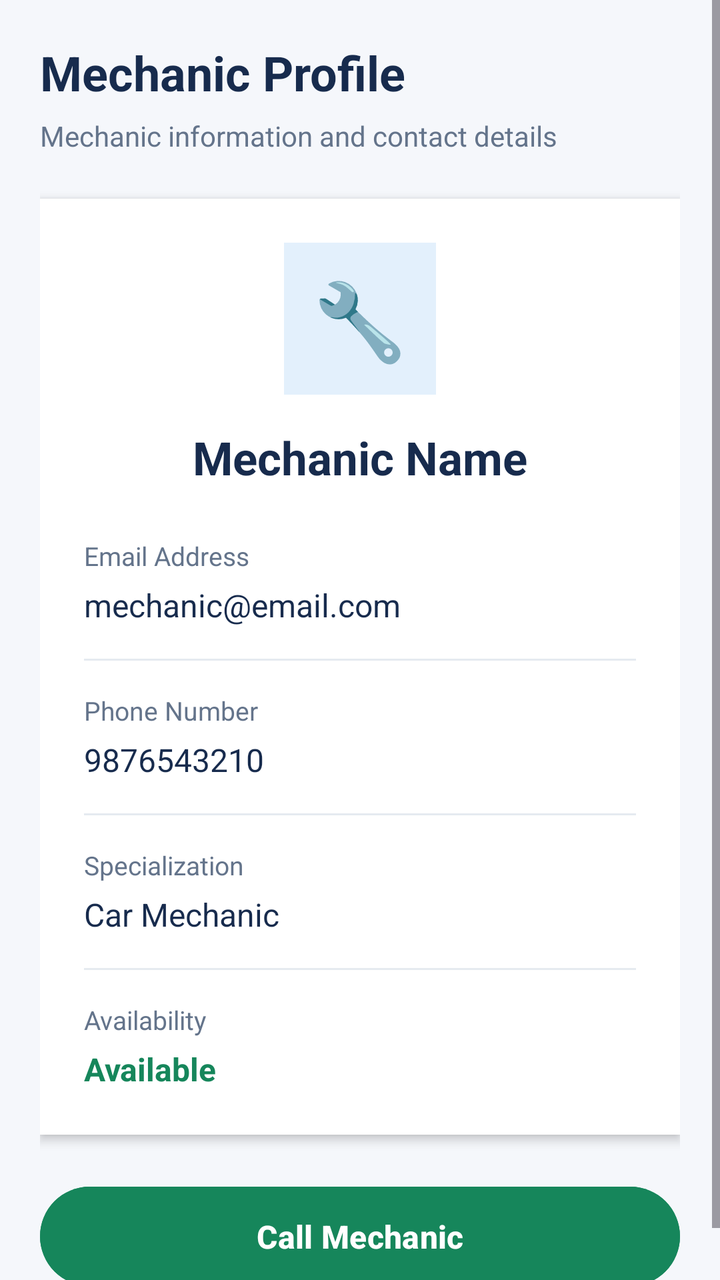
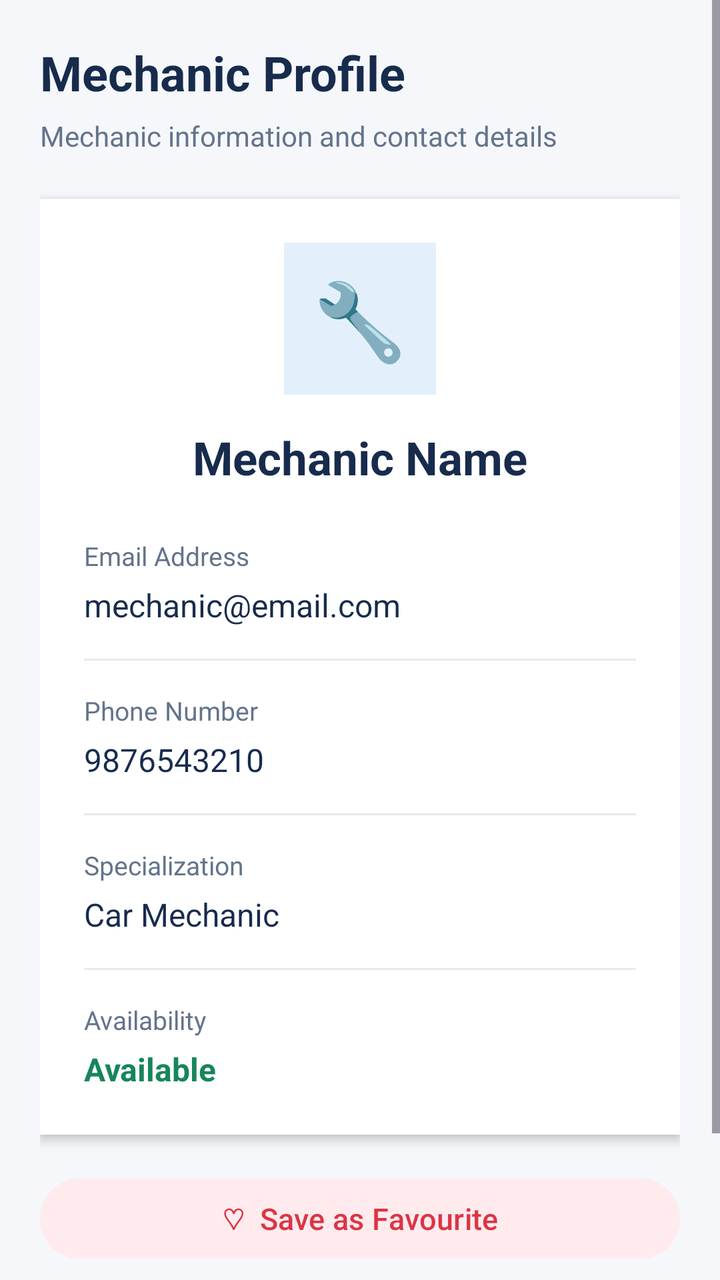

Screens rendered from an Android XML layout before and after an edit, with the pre-edit source and the edit as a unified diff.
<!-- AndroidManifest.xml: application theme Theme.RoadsideAssistance -->
<!-- res/layout/activity_mechanic_profile.xml -->
<?xml version="1.0" encoding="utf-8"?>
<ScrollView xmlns:android="http://schemas.android.com/apk/res/android"
    android:layout_width="match_parent"
    android:layout_height="match_parent"
    android:background="#F5F7FB"
    android:fillViewport="true">

    <LinearLayout
        android:layout_width="match_parent"
        android:layout_height="wrap_content"
        android:orientation="vertical"
        android:padding="20dp">

        <TextView
            android:layout_width="match_parent"
            android:layout_height="wrap_content"
            android:text="Mechanic Profile"
            android:textColor="#172B4D"
            android:textSize="24sp"
            android:textStyle="bold" />

        <TextView
            android:layout_width="match_parent"
            android:layout_height="wrap_content"
            android:layout_marginTop="6dp"
            android:layout_marginBottom="22dp"
            android:text="Mechanic information and contact details"
            android:textColor="#64748B"
            android:textSize="14sp" />

        <LinearLayout
            android:layout_width="match_parent"
            android:layout_height="wrap_content"
            android:background="#FFFFFF"
            android:elevation="3dp"
            android:orientation="vertical"
            android:padding="22dp">

            <TextView
                android:layout_width="76dp"
                android:layout_height="76dp"
                android:layout_gravity="center"
                android:background="#E3F0FC"
                android:gravity="center"
                android:text="🔧"
                android:textSize="38sp" />

            <TextView
                android:id="@+id/tvMechanicName"
                android:layout_width="match_parent"
                android:layout_height="wrap_content"
                android:layout_marginTop="16dp"
                android:gravity="center"
                android:text="Mechanic Name"
                android:textColor="#172B4D"
                android:textSize="23sp"
                android:textStyle="bold" />

            <TextView
                android:layout_width="match_parent"
                android:layout_height="wrap_content"
                android:layout_marginTop="25dp"
                android:text="Email Address"
                android:textColor="#64748B"
                android:textSize="13sp" />

            <TextView
                android:id="@+id/tvMechanicEmail"
                android:layout_width="match_parent"
                android:layout_height="wrap_content"
                android:layout_marginTop="5dp"
                android:text="mechanic@email.com"
                android:textColor="#172B4D"
                android:textSize="16sp" />

            <View
                android:layout_width="match_parent"
                android:layout_height="1dp"
                android:layout_marginTop="16dp"
                android:background="#E5EAF0" />

            <TextView
                android:layout_width="match_parent"
                android:layout_height="wrap_content"
                android:layout_marginTop="16dp"
                android:text="Phone Number"
                android:textColor="#64748B"
                android:textSize="13sp" />

            <TextView
                android:id="@+id/tvMechanicPhone"
                android:layout_width="match_parent"
                android:layout_height="wrap_content"
                android:layout_marginTop="5dp"
                android:text="9876543210"
                android:textColor="#172B4D"
                android:textSize="16sp" />

            <View
                android:layout_width="match_parent"
                android:layout_height="1dp"
                android:layout_marginTop="16dp"
                android:background="#E5EAF0" />

            <TextView
                android:layout_width="match_parent"
                android:layout_height="wrap_content"
                android:layout_marginTop="16dp"
                android:text="Specialization"
                android:textColor="#64748B"
                android:textSize="13sp" />

            <TextView
                android:id="@+id/tvMechanicSpecialization"
                android:layout_width="match_parent"
                android:layout_height="wrap_content"
                android:layout_marginTop="5dp"
                android:text="Car Mechanic"
                android:textColor="#172B4D"
                android:textSize="16sp" />

            <View
                android:layout_width="match_parent"
                android:layout_height="1dp"
                android:layout_marginTop="16dp"
                android:background="#E5EAF0" />

            <TextView
                android:layout_width="match_parent"
                android:layout_height="wrap_content"
                android:layout_marginTop="16dp"
                android:text="Availability"
                android:textColor="#64748B"
                android:textSize="13sp" />

            <TextView
                android:id="@+id/tvMechanicAvailability"
                android:layout_width="match_parent"
                android:layout_height="wrap_content"
                android:layout_marginTop="5dp"
                android:text="Available"
                android:textColor="#16865B"
                android:textSize="16sp"
                android:textStyle="bold" />

        </LinearLayout>

        <Button
            android:id="@+id/btnCallMechanic"
            android:layout_width="match_parent"
            android:layout_height="wrap_content"
            android:layout_marginTop="22dp"
            android:backgroundTint="#16865B"
            android:padding="14dp"
            android:text="Call Mechanic"
            android:textAllCaps="false"
            android:textColor="#FFFFFF"
            android:textSize="16sp"
            android:textStyle="bold" />

    </LinearLayout>

</ScrollView>
<!-- resources referenced by this layout -->
<resources>
  <style name="Theme.RoadsideAssistance" parent="Base.Theme.RoadsideAssistance" />
  <style name="Base.Theme.RoadsideAssistance" parent="Theme.Material3.DayNight.NoActionBar">
          
          
      </style>
</resources>

<!-- the commit's change to res/layout/activity_mechanic_profile.xml (unified diff, before → after) -->
@@ -146,10 +146,21 @@
         </LinearLayout>
 
         <Button
+            android:id="@+id/btnFavouriteMechanic"
+            android:layout_width="match_parent"
+            android:layout_height="wrap_content"
+            android:layout_marginTop="18dp"
+            android:backgroundTint="#FFEBEE"
+            android:text="♡  Save as Favourite"
+            android:textAllCaps="false"
+            android:textColor="#DC3545"
+            android:textSize="15sp" />
+
+        <Button
             android:id="@+id/btnCallMechanic"
             android:layout_width="match_parent"
             android:layout_height="wrap_content"
-            android:layout_marginTop="22dp"
+            android:layout_marginTop="12dp"
             android:backgroundTint="#16865B"
             android:padding="14dp"
             android:text="Call Mechanic"
